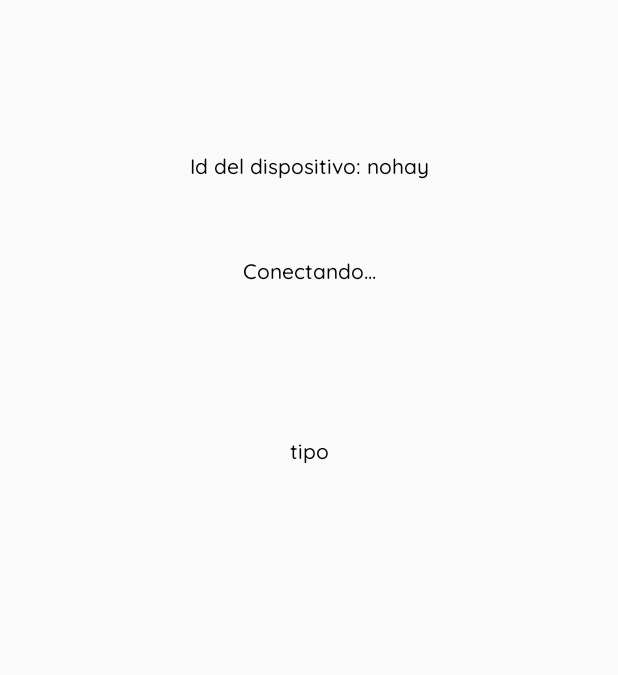
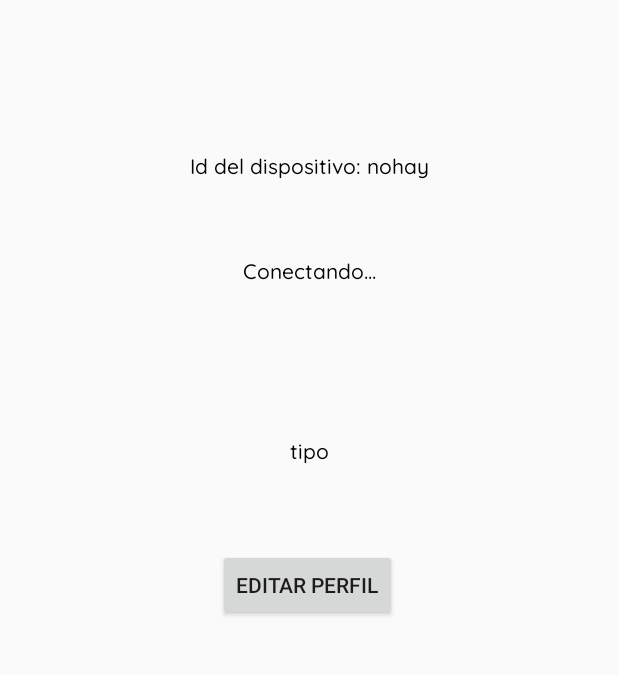
Before and after one commit to LauraPamies/Git_Android, an Android app: the UserArea screen opened directly, with no data from a screen before it, on a phone screen of 412 x 824 dp, the part 143-818 px from its top. Run offline under Robolectric (Android 15) with nearby library versions, the phone set to English and light mode, and no system bars.

Commit message:
boton para comprobar edit user funciona

```diff
--- a/app/app/src/main/java/com/example/lpamvil/sprint0laura/UserArea.java
+++ b/app/app/src/main/java/com/example/lpamvil/sprint0laura/UserArea.java
@@ -317,6 +317,15 @@
     }
 
 
+
+    public void editbutton(View view)
+    {
+
+        startActivity(new Intent(this, EditUserActivity.class));
+
+
+    }
+
     //------------------------------------------------
     //  view: View
     //  logoutbutton()
--- a/app/app/src/main/res/layout/activity_user_area.xml
+++ b/app/app/src/main/res/layout/activity_user_area.xml
@@ -86,6 +86,18 @@
         app:layout_constraintEnd_toEndOf="parent"
         app:layout_constraintStart_toStartOf="parent"
         app:layout_constraintTop_toBottomOf="@+id/textodispoconectado" />
+
+    <Button
+        android:id="@+id/button2"
+        android:layout_width="wrap_content"
+        android:layout_height="wrap_content"
+        android:layout_marginTop="56dp"
+        android:onClick="editbutton"
+        android:text="Editar Perfil"
+        app:layout_constraintEnd_toEndOf="@+id/tiposensor"
+        app:layout_constraintHorizontal_bias="0.516"
+        app:layout_constraintStart_toStartOf="@+id/tiposensor"
+        app:layout_constraintTop_toBottomOf="@+id/tiposensor" />
 
     <!--
     <Button
```
